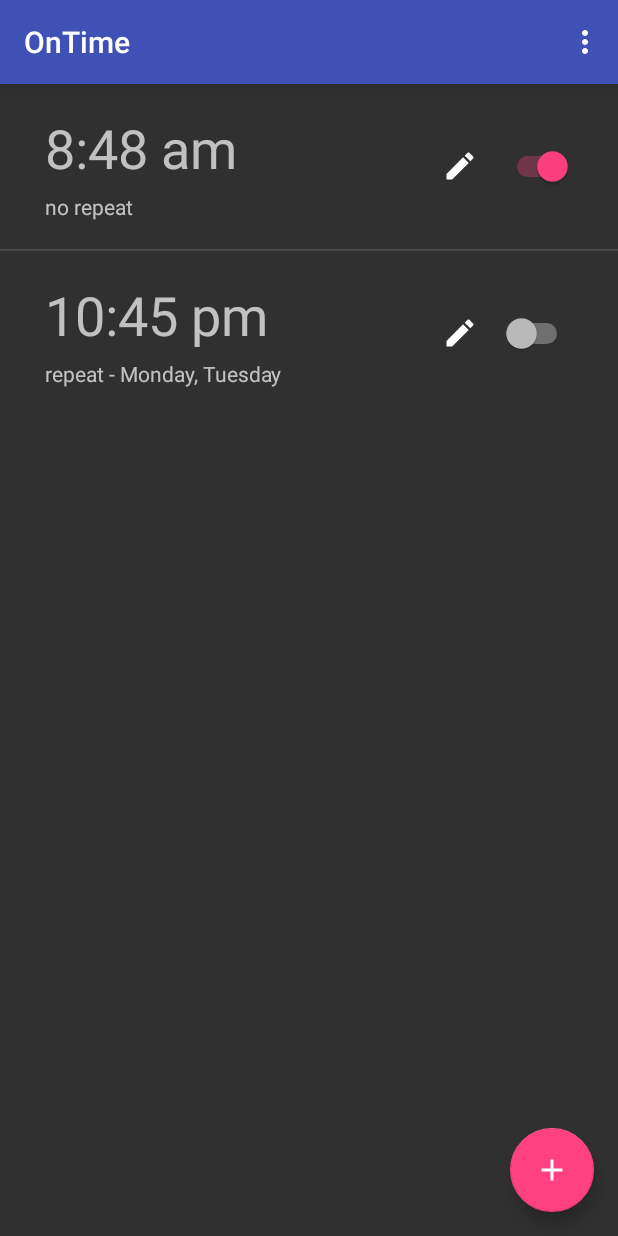
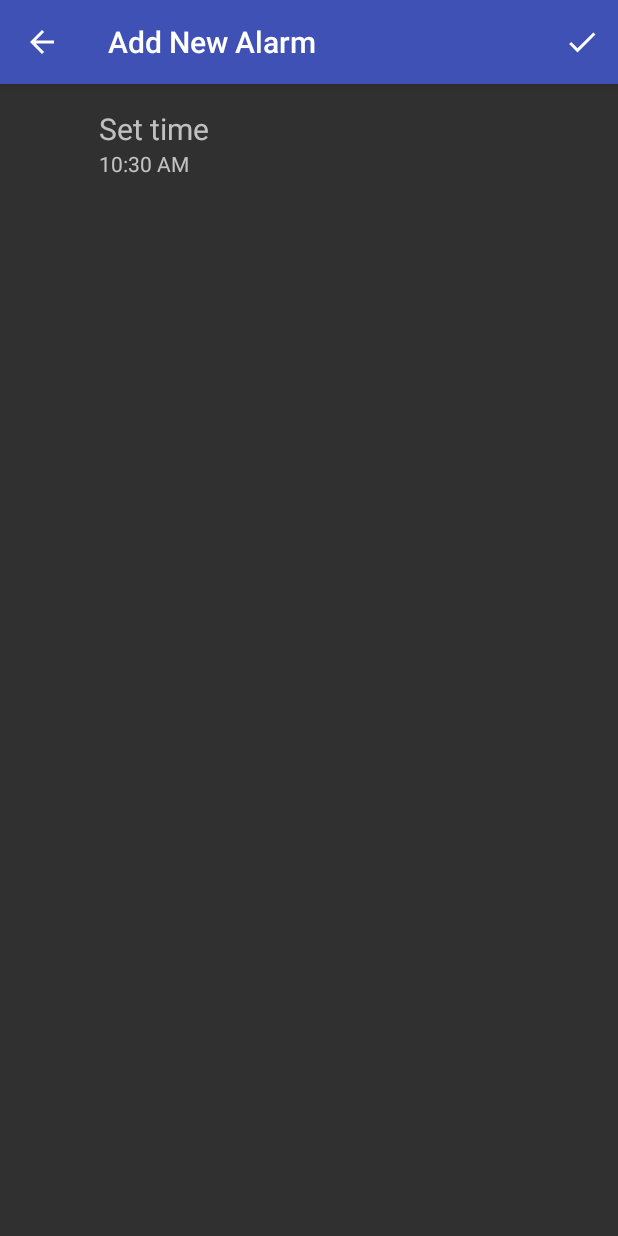
Before and after one commit to manveerxyz/OnTime, an Android app: the screen it shows after launch (MainActivity before the commit, AddAlarmActivity after it), after a tap on an icon or button, on a phone screen of 412 x 824 dp. Run offline under Robolectric (Android 15) with nearby library versions, the phone set to English and light mode, and no system bars.

Commit message:
Added AddAlarmActivity and fixed some formatting

```diff
--- a/app/src/main/AndroidManifest.xml
+++ b/app/src/main/AndroidManifest.xml
@@ -19,6 +19,9 @@
                 <category android:name="android.intent.category.LAUNCHER" />
             </intent-filter>
         </activity>
+        <activity android:name=".AddAlarmActivity"
+            android:label="@string/add_alarm"
+            android:parentActivityName=".MainActivity"/>
     </application>
 
 </manifest>
--- /dev/null
+++ b/app/src/main/java/com/manveerbasra/ontime/AddAlarmActivity.java
@@ -0,0 +1,58 @@
+package com.manveerbasra.ontime;
+
+import android.support.v7.app.AppCompatActivity;
+import android.os.Bundle;
+import android.support.v7.widget.Toolbar;
+import android.view.Menu;
+import android.view.MenuItem;
+import android.widget.TextView;
+
+import java.text.DateFormat;
+import java.text.SimpleDateFormat;
+import java.util.Calendar;
+import java.util.Locale;
+
+public class AddAlarmActivity extends AppCompatActivity {
+
+    @Override
+    protected void onCreate(Bundle savedInstanceState) {
+        super.onCreate(savedInstanceState);
+        setContentView(R.layout.activity_add_alarm);
+        setInitialAlarmTime();
+
+
+
+    }
+
+    private void setInitialAlarmTime() {
+        // Get time and set it to alarm time TextView
+        Calendar cal = Calendar.getInstance();
+        DateFormat df = new SimpleDateFormat("hh:mm aa");
+        String date_str = df.format(cal.getTime());
+        TextView timeTextView = findViewById(R.id.add_alarm_time_text);
+        timeTextView.setText(date_str);
+    }
+
+    @Override
+    public boolean onCreateOptionsMenu(Menu menu) {
+        // Inflate the menu; this adds items to the action bar if it is present.
+        getMenuInflater().inflate(R.menu.menu_add_alarm, menu);
+        return true;
+    }
+
+    @Override
+    public boolean onOptionsItemSelected(MenuItem item) {
+        // Handle action bar item clicks here. The action bar will
+        // automatically handle clicks on the Home/Up button, so long
+        // as you specify a parent activity in AndroidManifest.xml.
+        int id = item.getItemId();
+
+        //noinspection SimplifiableIfStatement
+        if (id == R.id.action_alarm_save) {
+            // TODO: Save Alarm
+            return true;
+        }
+
+        return super.onOptionsItemSelected(item);
+    }
+}
--- a/app/src/main/java/com/manveerbasra/ontime/Alarm.java
+++ b/app/src/main/java/com/manveerbasra/ontime/Alarm.java
@@ -23,7 +23,7 @@ public class Alarm {
     public Alarm(int hour, int minute, String meridian, boolean active) {
         this.hour = hour;
         this.minute = minute;
-        this.meridian = meridian;
+        this.meridian = meridian.toUpperCase();
         this.active = active;
 
         this.repeat = false;
@@ -39,7 +39,7 @@ public class Alarm {
     public Alarm(int hour, int minute, String meridian, boolean active, String[] activeDays) {
         this.hour = hour;
         this.minute = minute;
-        this.meridian = meridian;
+        this.meridian = meridian.toUpperCase();
         this.active = active;
 
         this.repeat = true;
--- a/app/src/main/java/com/manveerbasra/ontime/AlarmListAdapter.java
+++ b/app/src/main/java/com/manveerbasra/ontime/AlarmListAdapter.java
@@ -46,8 +46,10 @@ public class AlarmListAdapter extends ArrayAdapter<Alarm> {
 
         if (alarm.isActive()) {
             activeSwitch.setChecked(true);
+            timeTextView.setTextColor(getContext().getResources().getColor(R.color.colorAccent));
         } else {
             activeSwitch.setChecked(false);
+            timeTextView.setTextColor(getContext().getResources().getColor(R.color.colorLightGrey));
         }
 
 
--- a/app/src/main/java/com/manveerbasra/ontime/MainActivity.java
+++ b/app/src/main/java/com/manveerbasra/ontime/MainActivity.java
@@ -1,5 +1,6 @@
 package com.manveerbasra.ontime;
 
+import android.content.Intent;
 import android.os.Bundle;
 import android.support.design.widget.FloatingActionButton;
 import android.support.design.widget.Snackbar;
@@ -16,12 +17,12 @@ public class MainActivity extends AppCompatActivity {
     protected void onCreate(Bundle savedInstanceState) {
         super.onCreate(savedInstanceState);
         setContentView(R.layout.activity_main);
-        Toolbar toolbar = findViewById(R.id.toolbar);
+        Toolbar toolbar = findViewById(R.id.toolbar_main);
         setSupportActionBar(toolbar);
 
         // only for testing
-        Alarm alarm1 = new Alarm(8, 48, "am", true);
-        Alarm alarm2 = new Alarm(10, 45, "pm", false,
+        Alarm alarm1 = new Alarm(8, 48, "AM", true);
+        Alarm alarm2 = new Alarm(10, 45, "PM", false,
                 new String[] {"Monday", "Tuesday"});
 
         Alarm[] alarms = new Alarm[] {
@@ -36,7 +37,8 @@ public class MainActivity extends AppCompatActivity {
         fab.setOnClickListener(new View.OnClickListener() {
             @Override
             public void onClick(View view) {
-                // TODO: Link to AddAlarmActivity
+                Intent intent = new Intent(MainActivity.this, AddAlarmActivity.class);
+                startActivity(intent);
             }
         });
     }
--- /dev/null
+++ b/app/src/main/res/drawable/ic_check_white_24dp.xml
@@ -0,0 +1,5 @@
+<vector android:height="24dp" android:tint="#FFFFFF"
+    android:viewportHeight="24.0" android:viewportWidth="24.0"
+    android:width="24dp" xmlns:android="http://schemas.android.com/apk/res/android">
+    <path android:fillColor="#FF000000" android:pathData="M9,16.17L4.83,12l-1.42,1.41L9,19 21,7l-1.41,-1.41z"/>
+</vector>
--- /dev/null
+++ b/app/src/main/res/layout/activity_add_alarm.xml
@@ -0,0 +1,43 @@
+<?xml version="1.0" encoding="utf-8"?>
+<LinearLayout xmlns:android="http://schemas.android.com/apk/res/android"
+    xmlns:app="http://schemas.android.com/apk/res-auto"
+    xmlns:tools="http://schemas.android.com/tools"
+    android:layout_width="match_parent"
+    android:layout_height="match_parent"
+    android:orientation="vertical"
+    tools:context=".AddAlarmActivity">
+
+    <RelativeLayout
+        android:id="@+id/add_alarm_time_layout"
+        android:layout_width="match_parent"
+        android:layout_height="wrap_content"
+        android:orientation="vertical"
+        android:clickable="true"
+        android:focusable="true"
+        android:padding="16dp"
+        android:background="?android:attr/selectableItemBackground">
+
+        <LinearLayout
+            android:layout_width="wrap_content"
+            android:layout_height="wrap_content"
+            android:paddingStart="50dp"
+            android:paddingEnd="50dp"
+            android:orientation="vertical">
+
+            <TextView
+                android:layout_width="wrap_content"
+                android:layout_height="wrap_content"
+                android:textSize="20sp"
+                android:text="@string/set_time"/>
+
+            <TextView
+                android:id="@+id/add_alarm_time_text"
+                android:layout_width="wrap_content"
+                android:layout_height="wrap_content"
+                android:textSize="14sp"/>
+
+        </LinearLayout>
+
+    </RelativeLayout>
+
+</LinearLayout>
--- a/app/src/main/res/layout/activity_main.xml
+++ b/app/src/main/res/layout/activity_main.xml
@@ -12,7 +12,7 @@
         android:theme="@style/AppTheme.AppBarOverlay">
 
         <android.support.v7.widget.Toolbar
-            android:id="@+id/toolbar"
+            android:id="@+id/toolbar_main"
             android:layout_width="match_parent"
             android:layout_height="?attr/actionBarSize"
             android:background="?attr/colorPrimary"
--- /dev/null
+++ b/app/src/main/res/menu/menu_add_alarm.xml
@@ -0,0 +1,11 @@
+<menu xmlns:android="http://schemas.android.com/apk/res/android"
+    xmlns:app="http://schemas.android.com/apk/res-auto"
+    xmlns:tools="http://schemas.android.com/tools"
+    tools:context="com.manveerbasra.ontime.MainActivity">
+    <item
+        android:id="@+id/action_alarm_save"
+        android:orderInCategory="100"
+        android:title="@string/action_alarm_save"
+        android:icon="@drawable/ic_check_white_24dp"
+        app:showAsAction="ifRoom" />
+</menu>
--- a/app/src/main/res/values/colors.xml
+++ b/app/src/main/res/values/colors.xml
@@ -3,4 +3,5 @@
     <color name="colorPrimary">#3F51B5</color>
     <color name="colorPrimaryDark">#303F9F</color>
     <color name="colorAccent">#FF4081</color>
+    <color name="colorLightGrey">#9E9E9E</color>
 </resources>
--- a/app/src/main/res/values/strings.xml
+++ b/app/src/main/res/values/strings.xml
@@ -2,5 +2,7 @@
     <string name="app_name">OnTime</string>
     <string name="action_settings">Settings</string>
 
-    <string name="edit">EDIT</string>
+    <string name="add_alarm">Add New Alarm</string>
+    <string name="set_time">Set time</string>
+    <string name="action_alarm_save">Save Alarm</string>
 </resources>
```
